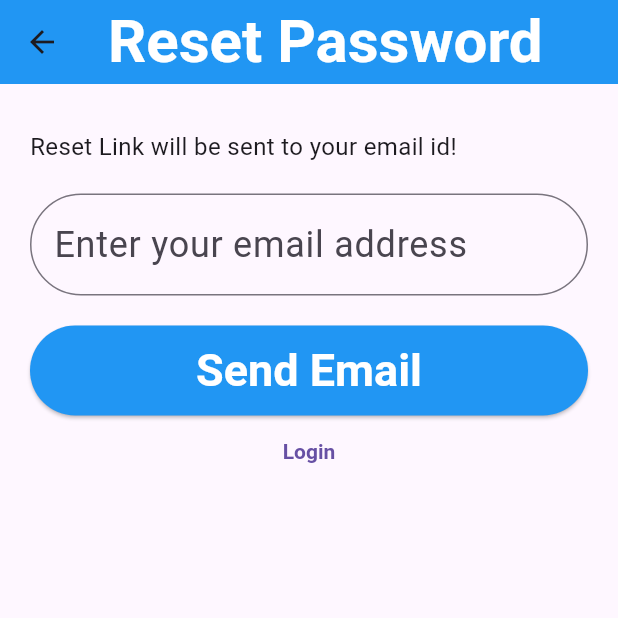
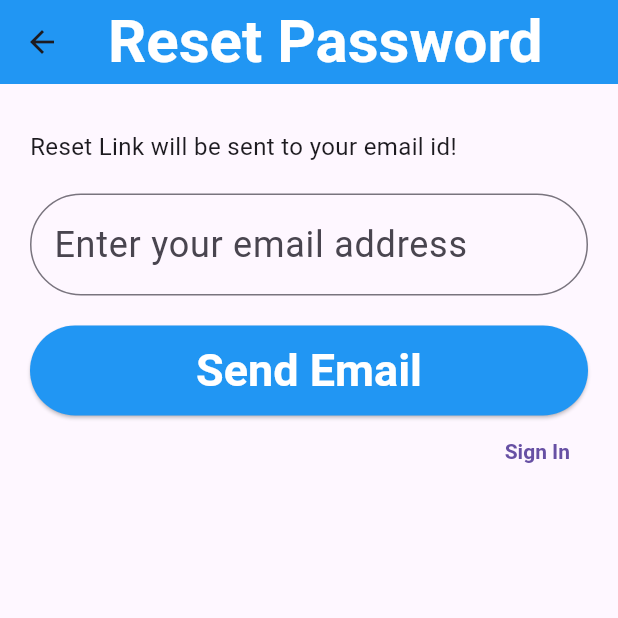
Before and after one commit to MuhammadBilalAkbar/flutter_secure_storage_plugin, a Flutter app: the ForgotPasswordPage screen opened directly, on a phone screen of 412 x 824 dp, the top half of it. Run offline on Flutter 3.47's test engine with Material 3 defaults, Android fonts, the light colour scheme and no system bars; our stand-ins replace firebase_auth, firebase_core; accounts and stored records are empty.

Commit message:
Codes changes for Script

```diff
--- a/lib/pages/forgot_password_page.dart
+++ b/lib/pages/forgot_password_page.dart
@@ -75,13 +75,13 @@ class ForgotPasswordPageState extends State<ForgotPasswordPage> {
                 const SizedBox(height: 20),
                 ElevatedButton(
                   onPressed: () {
-                    if (formKey.currentState!.validate())
-                      resetPassword();
+                    if (formKey.currentState!.validate()) resetPassword();
                   },
                   child: const Text('Send Email'),
                 ),
-
-                TextButton(
+                Align(
+                  alignment: Alignment.centerRight,
+                  child: TextButton(
                     onPressed: () => {
                       Navigator.pushAndRemoveUntil(
                         context,
@@ -92,7 +92,8 @@ class ForgotPasswordPageState extends State<ForgotPasswordPage> {
                             (route) => false,
                       ),
                     },
-                  child: const Text('Login'),
+                    child: const Text('Sign In'),
+                  ),
                 ),
               ],
             ),
--- a/lib/pages/signin_page.dart
+++ b/lib/pages/signin_page.dart
@@ -47,7 +47,7 @@ class _SignInPageState extends State<SignInPage> {
     }
   }
 
-  loginUser() async {
+  signInUser() async {
     try {
       final userCredential =
           await FirebaseAuth.instance.signInWithEmailAndPassword(
@@ -88,7 +88,7 @@ class _SignInPageState extends State<SignInPage> {
   @override
   Widget build(BuildContext context) => Scaffold(
         appBar: AppBar(
-          title: const Text('User Login'),
+          title: const Text('User Sign In'),
         ),
         body: Form(
           key: formKey,
@@ -142,9 +142,9 @@ class _SignInPageState extends State<SignInPage> {
                 ),
                 ElevatedButton(
                   onPressed: () {
-                    if (formKey.currentState!.validate()) loginUser();
+                    if (formKey.currentState!.validate()) signInUser();
                   },
-                  child: const Text('Login'),
+                  child: const Text('Sign In'),
                 ),
                 const SizedBox(height: 20),
                 const Row(
--- a/lib/pages/signup_page.dart
+++ b/lib/pages/signup_page.dart
@@ -43,7 +43,7 @@ class SignupState extends State<Signup> {
         debugPrint('UserCredentials: $userCredentials');
         if (!mounted) return;
         ScaffoldMessenger.of(context).showSnackBar(
-          showSnackBar('Registered Successfully. Please Login...'),
+          showSnackBar('Registered Successfully. Please Sign In...'),
         );
         Navigator.pushReplacement(
           context,
@@ -132,7 +132,7 @@ class SignupState extends State<Signup> {
                   mainAxisAlignment: MainAxisAlignment.center,
                   children: [
                     Text('Already have an Account?'),
-                    TextButtonBuilder(SignInPage(), text: 'Login'),
+                    TextButtonBuilder(SignInPage(), text: 'Sign In'),
                   ],
                 )
               ],
```
Lines whose indentation alone changed are shown as unchanged.
